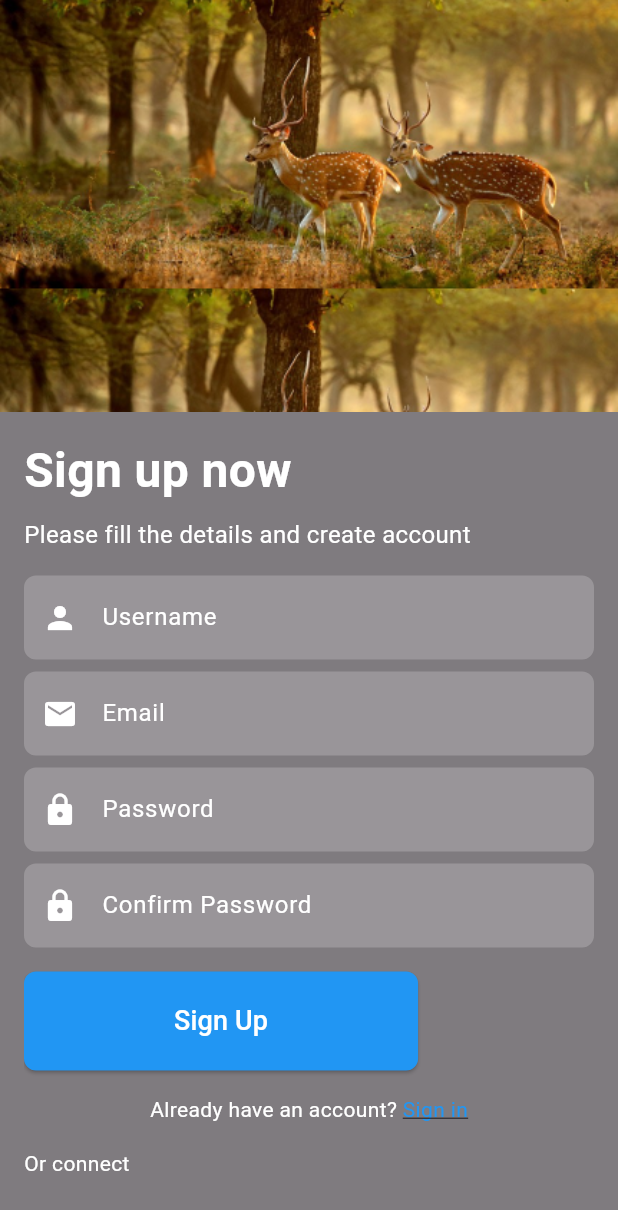
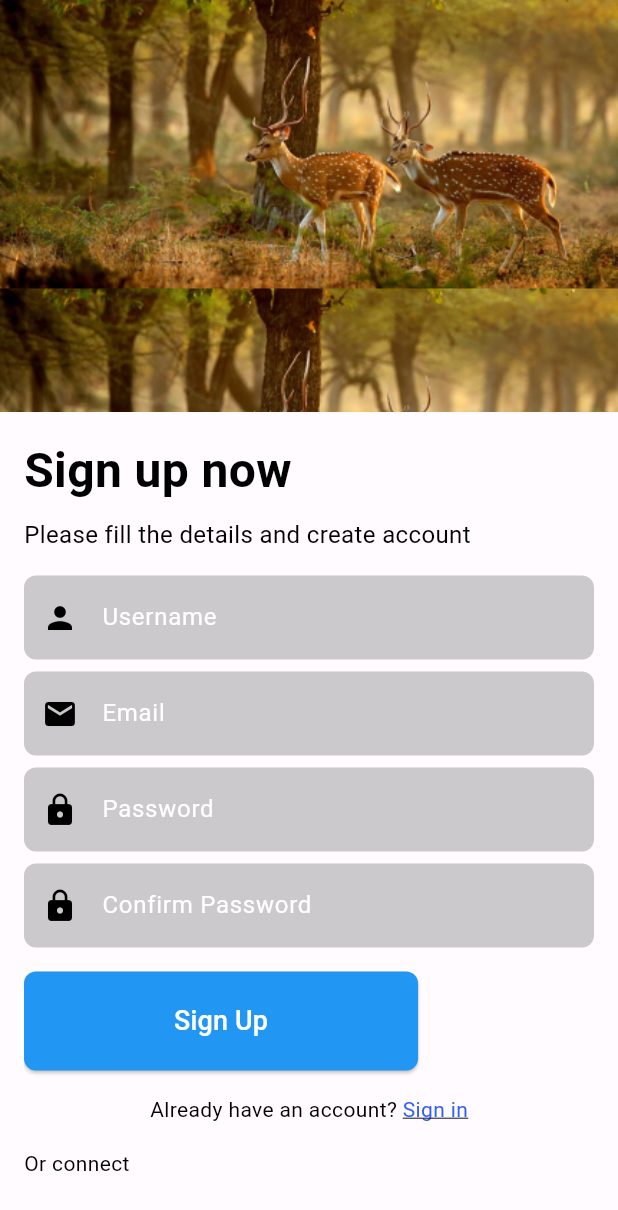
Before and after one commit to naamiahmed/TrekTempo, a Flutter app: the SignUpPage screen opened directly, on a phone screen of 412 x 824 dp. Shown: the top 1210 px of the screen. Run offline on Flutter 3.47's test engine with Material 3 defaults, Android fonts, the phone set to English and light mode, and no system bars.

Commit message:
chore: Update SignUp page layout and styles

```diff
--- a/Front- End/lib/Pages/Sign-In-Up/SignUp.dart
+++ b/Front- End/lib/Pages/Sign-In-Up/SignUp.dart
@@ -1,4 +1,5 @@
 import 'package:flutter/material.dart';
+import 'package:flutter/widgets.dart';
 import 'package:travel_app/Pages/Sign-In-Up/signIn.dart';
 
 class SignUpPage extends StatelessWidget {
@@ -23,7 +24,7 @@ class SignUpPage extends StatelessWidget {
           Expanded(
             flex: 2,
             child: Container(
-              color: const Color.fromARGB(255, 0, 0, 0).withOpacity(0.5), // Adjust opacity as needed
+              color: Color.fromARGB(255, 255, 255, 255).withOpacity(0.5), // Adjust opacity as needed
               child: Center(
                 child: Padding(
                   padding: const EdgeInsets.all(16.0),
@@ -36,7 +37,7 @@ class SignUpPage extends StatelessWidget {
                           style: TextStyle(
                             fontSize: 32,
                             fontWeight: FontWeight.bold,
-                            color: Colors.white,
+                            color: Color.fromARGB(255, 0, 0, 0),
                           ),
                         ),
                         const SizedBox(height: 8),
@@ -44,17 +45,17 @@ class SignUpPage extends StatelessWidget {
                           'Please fill the details and create account',
                           style: TextStyle(
                             fontSize: 16,
-                            color: Colors.white,
+                            color: Color.fromARGB(255, 0, 0, 0),
                           ),
                         ),
                         const SizedBox(height: 16),
-                        _buildTextField(Icons.person, 'Username'),
+                        _buildTextField(Icons.person, 'Username',Color.fromARGB(255, 60, 60, 60)),
                         const SizedBox(height: 8),
-                        _buildTextField(Icons.email, 'Email'),
+                        _buildTextField(Icons.email, 'Email',Color.fromARGB(255, 60, 60, 60)),
                         const SizedBox(height: 8),
-                        _buildPasswordField(Icons.lock, 'Password'),
+                        _buildPasswordField(Icons.lock, 'Password',Color.fromARGB(255, 60, 60, 60)),
                         const SizedBox(height: 8),
-                        _buildPasswordField(Icons.lock, 'Confirm Password'),
+                        _buildPasswordField(Icons.lock, 'Confirm Password',Color.fromARGB(255, 60, 60, 60)),
                         const SizedBox(height: 16),
                         ElevatedButton(
                           onPressed: () {
@@ -86,7 +87,7 @@ class SignUpPage extends StatelessWidget {
                             const Text(
                               'Already have an account? ',
                               style: TextStyle(
-                                color: Colors.white,
+                                color: Color.fromARGB(255, 0, 0, 0),
                               ),
                             ),
                             GestureDetector(
@@ -96,7 +97,7 @@ class SignUpPage extends StatelessWidget {
                               child: const Text(
                                 'Sign in',
                                 style: TextStyle(
-                                  color: Colors.blue,
+                                  color: Color.fromARGB(255, 51, 96, 241),
                                   decoration: TextDecoration.underline,
                                 ),
                               ),
@@ -107,7 +108,7 @@ class SignUpPage extends StatelessWidget {
                         const Text(
                           'Or connect',
                           style: TextStyle(
-                            color: Colors.white,
+                            color: Color.fromARGB(255, 0, 0, 0),
                           ),
                         ),
                         const SizedBox(height: 16),
@@ -145,14 +146,14 @@ class SignUpPage extends StatelessWidget {
     );
   }
 
-  Widget _buildTextField(IconData icon, String hintText) {
+  Widget _buildTextField(IconData icon, String hintText, Color color) {
     return TextField(
       decoration: InputDecoration(
-        prefixIcon: Icon(icon, color: Colors.white),
+        prefixIcon: Icon(icon, color: const Color.fromARGB(255, 0, 0, 0)),
         hintText: hintText,
         hintStyle: const TextStyle(color: Colors.white),
         filled: true,
-        fillColor: Colors.white.withOpacity(0.2),
+        fillColor: const Color.fromARGB(255, 0, 0, 0).withOpacity(0.2),
         border: OutlineInputBorder(
           borderRadius: BorderRadius.circular(8),
           borderSide: BorderSide.none,
@@ -162,15 +163,15 @@ class SignUpPage extends StatelessWidget {
     );
   }
 
-  Widget _buildPasswordField(IconData icon, String hintText) {
+  Widget _buildPasswordField(IconData icon, String hintText, Color color) {
     return TextField(
       obscureText: true,
       decoration: InputDecoration(
-        prefixIcon: Icon(icon, color: Colors.white),
+        prefixIcon: Icon(icon, color: const Color.fromARGB(255, 0, 0, 0)),
         hintText: hintText,
         hintStyle: const TextStyle(color: Colors.white),
         filled: true,
-        fillColor: Colors.white.withOpacity(0.2),
+        fillColor: const Color.fromARGB(255, 0, 0, 0).withOpacity(0.2),
         border: OutlineInputBorder(
           borderRadius: BorderRadius.circular(8),
           borderSide: BorderSide.none,
```
